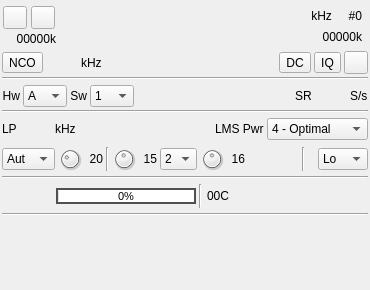
The window that plugins/samplesource/xtrxinput/xtrxinputgui.ui (f4exb/sdrangel) describes before a commit, drawn with Qt 5.
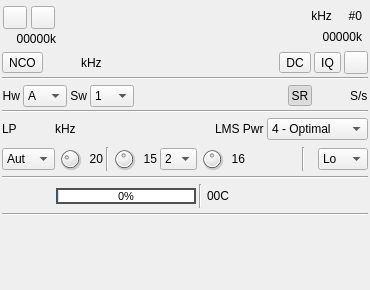
The same window after the commit. Icons and pictures are not drawn. Custom widgets are drawn as their Qt base class.

Commit message: XTRX input: implemented baseband or device sample rate input option

Patch:
```diff
--- a/plugins/samplesource/xtrxinput/xtrxinputgui.ui
+++ b/plugins/samplesource/xtrxinput/xtrxinputgui.ui
@@ -468,16 +468,31 @@
       </spacer>
      </item>
      <item>
-      <widget class="QLabel" name="samplerateLabel">
-       <property name="sizePolicy">
-        <sizepolicy hsizetype="Maximum" vsizetype="Preferred">
-         <horstretch>0</horstretch>
-         <verstretch>0</verstretch>
-        </sizepolicy>
+      <widget class="QToolButton" name="sampleRateMode">
+       <property name="minimumSize">
+        <size>
+         <width>24</width>
+         <height>0</height>
+        </size>
+       </property>
+       <property name="maximumSize">
+        <size>
+         <width>24</width>
+         <height>16777215</height>
+        </size>
+       </property>
+       <property name="toolTip">
+        <string>Toggle between device to host (SR) and base band (BB) sample rate input</string>
        </property>
        <property name="text">
         <string>SR</string>
        </property>
+       <property name="checkable">
+        <bool>true</bool>
+       </property>
+       <property name="checked">
+        <bool>true</bool>
+       </property>
       </widget>
      </item>
      <item>
```
Left out of the diff: 2 changed lines with no effect on the pictures. The commit also changes 8 other files.
